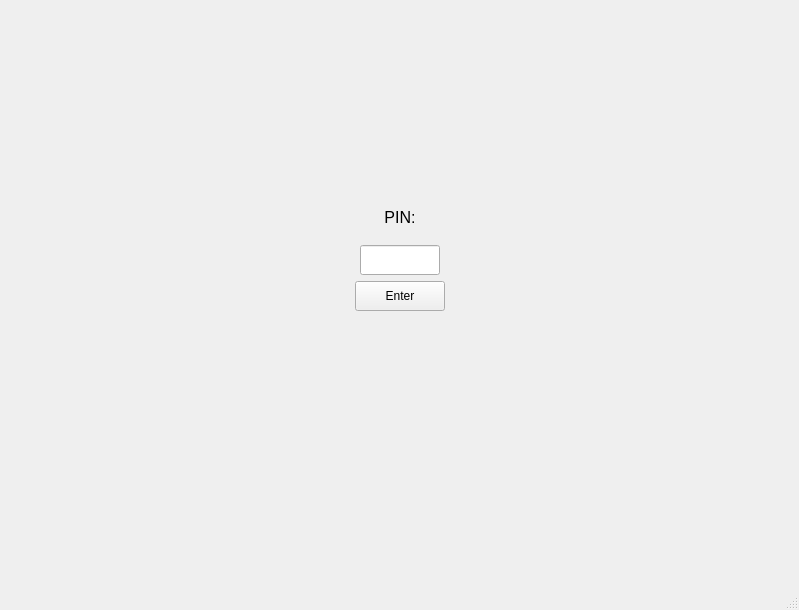
Before: the Qt Designer form gui/mainwindow.ui in bergamontt/nong-bong, drawn with Qt 5.
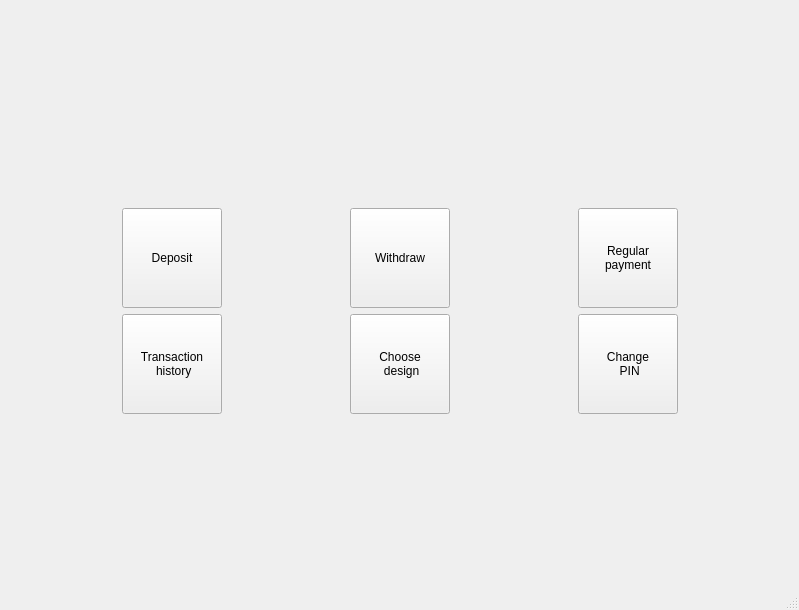
After: the same form once the commit is applied. Custom widgets are drawn as their Qt base class.

Commit message: Card screen and finished by-PIN-access logic

```diff
--- a/gui/mainwindow.ui
+++ b/gui/mainwindow.ui
@@ -24,7 +24,7 @@
      </rect>
     </property>
     <property name="currentIndex">
-     <number>1</number>
+     <number>2</number>
     </property>
     <widget class="QWidget" name="loginScreen">
      <widget class="QLabel" name="L_welcome">
@@ -144,7 +144,7 @@
         <x>0</x>
         <y>60</y>
         <width>801</width>
-        <height>281</height>
+        <height>301</height>
        </rect>
       </property>
       <layout class="QVBoxLayout" name="verticalLayout_4">
@@ -226,6 +226,187 @@
            </property>
            <property name="checkable">
             <bool>false</bool>
+           </property>
+          </widget>
+         </item>
+        </layout>
+       </item>
+      </layout>
+     </widget>
+     <widget class="QLabel" name="L_accessDenied">
+      <property name="geometry">
+       <rect>
+        <x>250</x>
+        <y>370</y>
+        <width>300</width>
+        <height>30</height>
+       </rect>
+      </property>
+      <property name="minimumSize">
+       <size>
+        <width>300</width>
+        <height>30</height>
+       </size>
+      </property>
+      <property name="maximumSize">
+       <size>
+        <width>300</width>
+        <height>30</height>
+       </size>
+      </property>
+      <property name="text">
+       <string>ACCESS DENIED</string>
+      </property>
+      <property name="alignment">
+       <set>Qt::AlignmentFlag::AlignCenter</set>
+      </property>
+     </widget>
+    </widget>
+    <widget class="QWidget" name="cardScreen">
+     <widget class="QWidget" name="verticalLayoutWidget_3">
+      <property name="geometry">
+       <rect>
+        <x>0</x>
+        <y>60</y>
+        <width>801</width>
+        <height>392</height>
+       </rect>
+      </property>
+      <layout class="QVBoxLayout" name="verticalLayout_5">
+       <item alignment="Qt::AlignmentFlag::AlignHCenter">
+        <widget class="BankCardWidget" name="W_currentCardOnScreen" native="true">
+         <property name="minimumSize">
+          <size>
+           <width>275</width>
+           <height>160</height>
+          </size>
+         </property>
+         <property name="maximumSize">
+          <size>
+           <width>275</width>
+           <height>160</height>
+          </size>
+         </property>
+         <layout class="QVBoxLayout" name="currentCard_3"/>
+        </widget>
+       </item>
+       <item>
+        <layout class="QGridLayout" name="gridLayout">
+         <item row="0" column="1">
+          <widget class="QPushButton" name="B_withdraw">
+           <property name="minimumSize">
+            <size>
+             <width>100</width>
+             <height>100</height>
+            </size>
+           </property>
+           <property name="maximumSize">
+            <size>
+             <width>100</width>
+             <height>100</height>
+            </size>
+           </property>
+           <property name="text">
+            <string>Withdraw</string>
+           </property>
+          </widget>
+         </item>
+         <item row="0" column="0">
+          <widget class="QPushButton" name="B_changePin">
+           <property name="minimumSize">
+            <size>
+             <width>100</width>
+             <height>100</height>
+            </size>
+           </property>
+           <property name="maximumSize">
+            <size>
+             <width>100</width>
+             <height>100</height>
+            </size>
+           </property>
+           <property name="text">
+            <string>Deposit</string>
+           </property>
+          </widget>
+         </item>
+         <item row="0" column="2">
+          <widget class="QPushButton" name="B_regularPayment">
+           <property name="minimumSize">
+            <size>
+             <width>100</width>
+             <height>100</height>
+            </size>
+           </property>
+           <property name="maximumSize">
+            <size>
+             <width>100</width>
+             <height>100</height>
+            </size>
+           </property>
+           <property name="text">
+            <string>Regular 
+payment</string>
+           </property>
+          </widget>
+         </item>
+         <item row="1" column="0">
+          <widget class="QPushButton" name="B_transactioHistory">
+           <property name="minimumSize">
+            <size>
+             <width>100</width>
+             <height>100</height>
+            </size>
+           </property>
+           <property name="maximumSize">
+            <size>
+             <width>100</width>
+             <height>100</height>
+            </size>
+           </property>
+           <property name="text">
+            <string>Transaction
+ history</string>
+           </property>
+          </widget>
+         </item>
+         <item row="1" column="2">
+          <widget class="QPushButton" name="B_deposit_6">
+           <property name="minimumSize">
+            <size>
+             <width>100</width>
+             <height>100</height>
+            </size>
+           </property>
+           <property name="maximumSize">
+            <size>
+             <width>100</width>
+             <height>100</height>
+            </size>
+           </property>
+           <property name="text">
+            <string>Change
+ PIN</string>
+           </property>
+          </widget>
+         </item>
+         <item row="1" column="1">
+          <widget class="QPushButton" name="B_chooseDesign">
+           <property name="minimumSize">
+            <size>
+             <width>100</width>
+             <height>100</height>
+            </size>
+           </property>
+           <property name="maximumSize">
+            <size>
+             <width>100</width>
+             <height>100</height>
+            </size>
+           </property>
+           <property name="text">
+            <string>Choose
+ design</string>
            </property>
           </widget>
          </item>
```
The commit also changes 6 other files.
